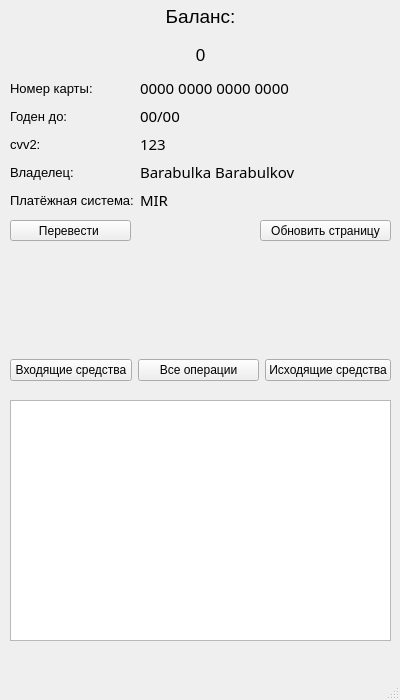
Above: ui/personal_cabinet.ui from koluiree/Bank_System before the change. Below: the same form after it.
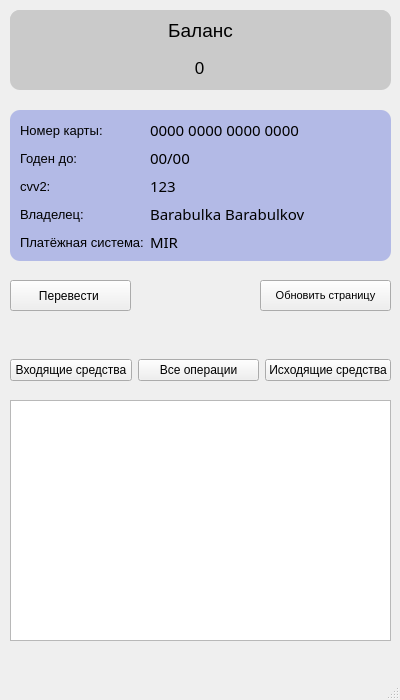
That is the form after the change.

Patch:
```diff
--- a/ui/personal_cabinet.ui
+++ b/ui/personal_cabinet.ui
@@ -32,21 +32,150 @@
    <string>Личный кабинет</string>
   </property>
   <widget class="QWidget" name="centralwidget">
-   <widget class="QWidget" name="verticalLayoutWidget">
+   <widget class="QTableWidget" name="transactions_table">
     <property name="geometry">
      <rect>
       <x>10</x>
-      <y>0</y>
+      <y>400</y>
       <width>381</width>
-      <height>211</height>
+      <height>241</height>
      </rect>
     </property>
-    <layout class="QVBoxLayout" name="card_info_layout">
-     <property name="sizeConstraint">
-      <enum>QLayout::SetDefaultConstraint</enum>
-     </property>
+    <property name="styleSheet">
+     <string notr="true"/>
+    </property>
+    <property name="editTriggers">
+     <set>QAbstractItemView::NoEditTriggers</set>
+    </property>
+    <attribute name="verticalHeaderVisible">
+     <bool>false</bool>
+    </attribute>
+    <attribute name="verticalHeaderHighlightSections">
+     <bool>true</bool>
+    </attribute>
+   </widget>
+   <widget class="QWidget" name="horizontalLayoutWidget">
+    <property name="geometry">
+     <rect>
+      <x>10</x>
+      <y>350</y>
+      <width>381</width>
+      <height>41</height>
+     </rect>
+    </property>
+    <layout class="QHBoxLayout" name="horizontalLayout">
      <item>
+      <widget class="QPushButton" name="incoming_button">
+       <property name="text">
+        <string>Входящие средства</string>
+       </property>
+      </widget>
+     </item>
+     <item>
+      <widget class="QPushButton" name="all_button">
+       <property name="text">
+        <string>Все операции</string>
+       </property>
+      </widget>
+     </item>
+     <item>
+      <widget class="QPushButton" name="outcoming_button">
+       <property name="text">
+        <string>Исходящие средства</string>
+       </property>
+      </widget>
+     </item>
+    </layout>
+   </widget>
+   <widget class="QPushButton" name="transfer_button">
+    <property name="geometry">
+     <rect>
+      <x>10</x>
+      <y>280</y>
+      <width>121</width>
+      <height>31</height>
+     </rect>
+    </property>
+    <property name="font">
+     <font>
+      <pointsize>9</pointsize>
+      <weight>50</weight>
+      <bold>false</bold>
+     </font>
+    </property>
+    <property name="text">
+     <string>Перевести </string>
+    </property>
+   </widget>
+   <widget class="QPushButton" name="update_button">
+    <property name="geometry">
+     <rect>
+      <x>260</x>
+      <y>280</y>
+      <width>131</width>
+      <height>31</height>
+     </rect>
+    </property>
+    <property name="font">
+     <font>
+      <pointsize>8</pointsize>
+     </font>
+    </property>
+    <property name="text">
+     <string>Обновить страницу</string>
+    </property>
+   </widget>
+   <widget class="QFrame" name="frame">
+    <property name="geometry">
+     <rect>
+      <x>10</x>
+      <y>10</y>
+      <width>381</width>
+      <height>80</height>
+     </rect>
+    </property>
+    <property name="styleSheet">
+     <string notr="true">QFrame {
+background-color: #cacaca;
+border-radius: 10px;
+}</string>
+    </property>
+    <property name="frameShape">
+     <enum>QFrame::StyledPanel</enum>
+    </property>
+    <property name="frameShadow">
+     <enum>QFrame::Raised</enum>
+    </property>
+    <widget class="QLabel" name="balance_label">
+     <property name="geometry">
+      <rect>
+       <x>0</x>
+       <y>40</y>
+       <width>379</width>
+       <height>36</height>
+      </rect>
+     </property>
+     <property name="font">
+      <font>
+       <pointsize>13</pointsize>
+      </font>
+     </property>
+     <property name="text">
+      <string>0</string>
+     </property>
+     <property name="alignment">
+      <set>Qt::AlignCenter</set>
+     </property>
+    </widget>
       <widget class="QLabel" name="label">
+     <property name="geometry">
+      <rect>
+       <x>0</x>
+       <y>0</y>
+       <width>381</width>
+       <height>41</height>
+      </rect>
+     </property>
        <property name="sizePolicy">
         <sizepolicy hsizetype="Preferred" vsizetype="Preferred">
          <horstretch>0</horstretch>
@@ -59,7 +188,7 @@
         </font>
        </property>
        <property name="text">
-        <string>Баланс:</string>
+      <string>Баланс</string>
        </property>
        <property name="textFormat">
         <enum>Qt::AutoText</enum>
@@ -68,24 +197,41 @@
         <set>Qt::AlignCenter</set>
        </property>
       </widget>
-     </item>
-     <item>
-      <widget class="QLabel" name="balance_label">
-       <property name="font">
-        <font>
-         <pointsize>13</pointsize>
-        </font>
-       </property>
-       <property name="text">
-        <string>0</string>
-       </property>
-       <property name="alignment">
-        <set>Qt::AlignCenter</set>
-       </property>
-      </widget>
-     </item>
-     <item>
+   </widget>
+   <widget class="QFrame" name="frame_2">
+    <property name="geometry">
+     <rect>
+      <x>10</x>
+      <y>110</y>
+      <width>381</width>
+      <height>151</height>
+     </rect>
+    </property>
+    <property name="styleSheet">
+     <string notr="true">QFrame {
+background-color: #b3bae6;
+border-radius: 10px
+}</string>
+    </property>
+    <property name="frameShape">
+     <enum>QFrame::StyledPanel</enum>
+    </property>
+    <property name="frameShadow">
+     <enum>QFrame::Raised</enum>
+    </property>
+    <widget class="QWidget" name="layoutWidget">
+     <property name="geometry">
+      <rect>
+       <x>10</x>
+       <y>0</y>
+       <width>371</width>
+       <height>151</height>
+      </rect>
+     </property>
       <layout class="QFormLayout" name="card_data_layout">
+      <property name="formAlignment">
+       <set>Qt::AlignLeading|Qt::AlignLeft|Qt::AlignVCenter</set>
+      </property>
        <item row="0" column="0">
         <widget class="QLabel" name="label_2">
          <property name="font">
@@ -227,86 +373,7 @@
         </widget>
        </item>
       </layout>
-     </item>
-    </layout>
-   </widget>
-   <widget class="QTableWidget" name="transactions_table">
-    <property name="geometry">
-     <rect>
-      <x>10</x>
-      <y>400</y>
-      <width>381</width>
-      <height>241</height>
-     </rect>
-    </property>
-    <property name="editTriggers">
-     <set>QAbstractItemView::NoEditTriggers</set>
-    </property>
-    <attribute name="verticalHeaderVisible">
-     <bool>false</bool>
-    </attribute>
-    <attribute name="verticalHeaderHighlightSections">
-     <bool>true</bool>
-    </attribute>
-   </widget>
-   <widget class="QWidget" name="horizontalLayoutWidget">
-    <property name="geometry">
-     <rect>
-      <x>10</x>
-      <y>350</y>
-      <width>381</width>
-      <height>41</height>
-     </rect>
-    </property>
-    <layout class="QHBoxLayout" name="horizontalLayout">
-     <item>
-      <widget class="QPushButton" name="incoming_button">
-       <property name="text">
-        <string>Входящие средства</string>
-       </property>
-      </widget>
-     </item>
-     <item>
-      <widget class="QPushButton" name="all_button">
-       <property name="text">
-        <string>Все операции</string>
-       </property>
-      </widget>
-     </item>
-     <item>
-      <widget class="QPushButton" name="outcoming_button">
-       <property name="text">
-        <string>Исходящие средства</string>
-       </property>
-      </widget>
-     </item>
-    </layout>
-   </widget>
-   <widget class="QPushButton" name="transfer_button">
-    <property name="geometry">
-     <rect>
-      <x>10</x>
-      <y>220</y>
-      <width>121</width>
-      <height>21</height>
-     </rect>
-    </property>
-    <property name="text">
-     <string>Перевести </string>
-    </property>
-   </widget>
-   <widget class="QPushButton" name="update_button">
-    <property name="geometry">
-     <rect>
-      <x>260</x>
-      <y>220</y>
-      <width>131</width>
-      <height>21</height>
-     </rect>
-    </property>
-    <property name="text">
-     <string>Обновить страницу</string>
-    </property>
+    </widget>
    </widget>
   </widget>
   <widget class="QMenuBar" name="menubar">
```
Lines whose indentation alone changed are shown as unchanged.
